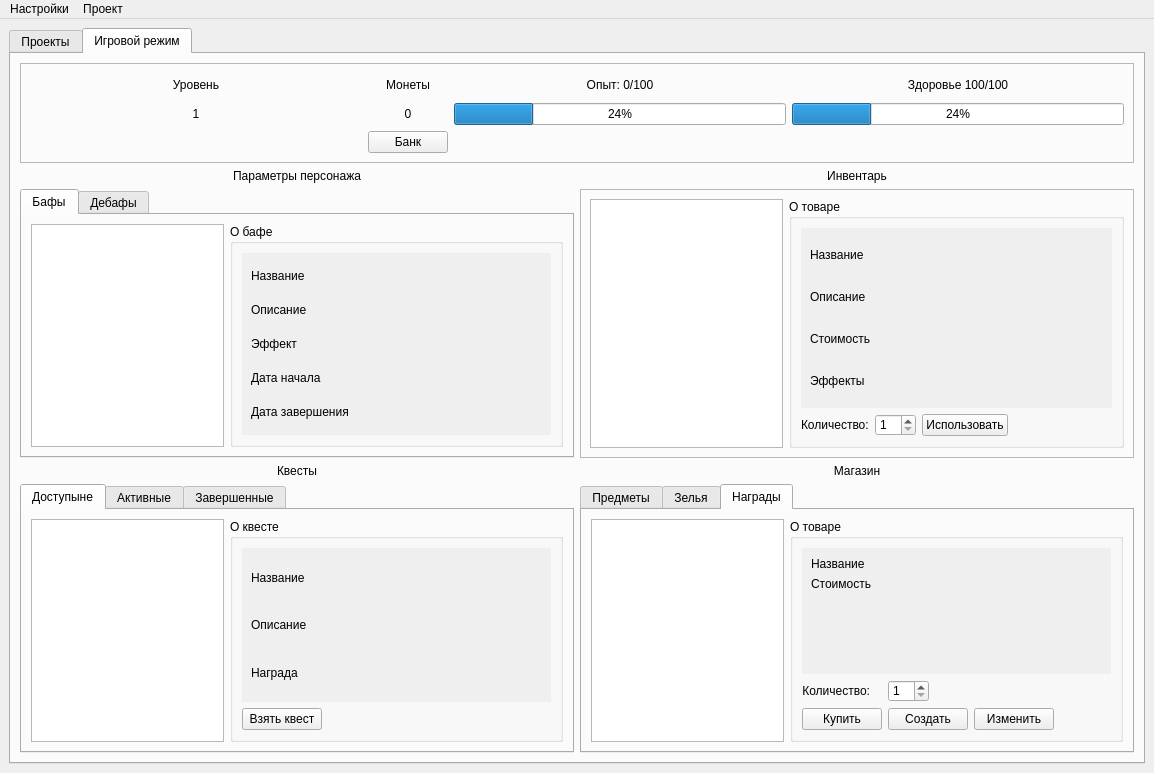
Old version of the form UI template/main_window.ui in the repository nevskyforever/nfprogress.
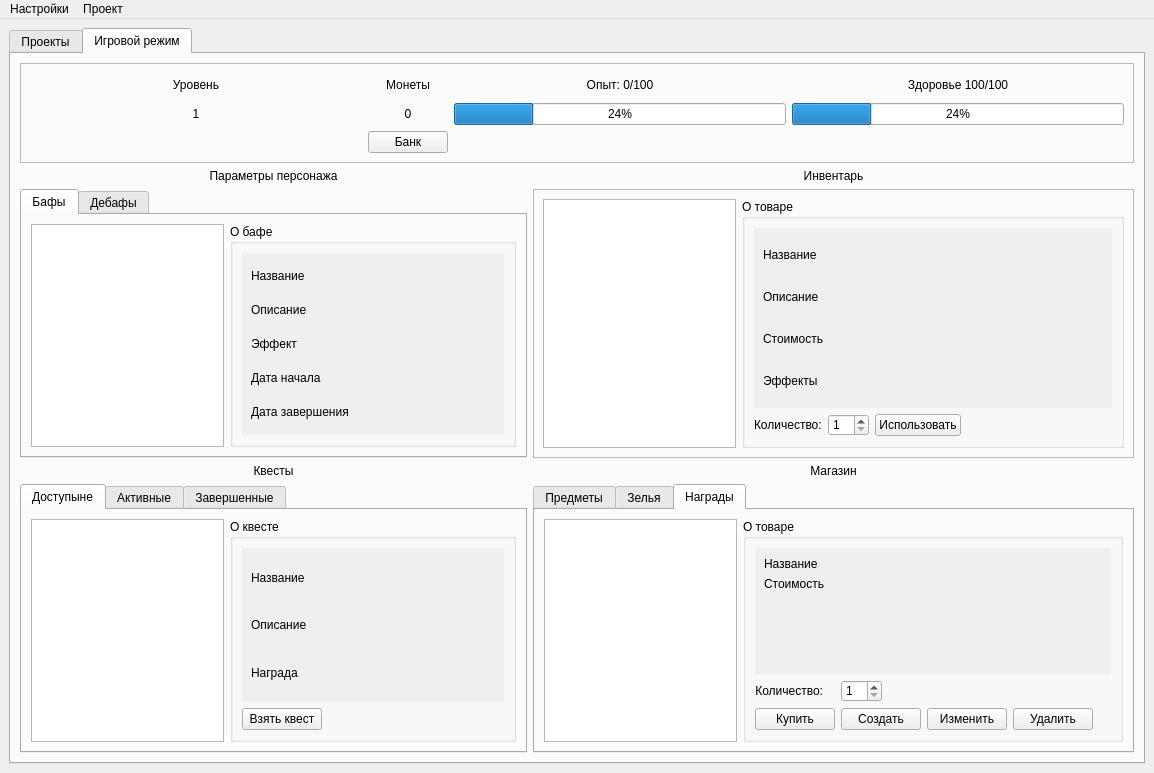
New version of the form. The open tabs and pages were chosen to show the change.

Commit message: Добавлено удаление награды

Diff of the .ui file:
```diff
--- a/UI template/main_window.ui
+++ b/UI template/main_window.ui
@@ -1116,7 +1116,7 @@
                    <rect>
                     <x>0</x>
                     <y>0</y>
-                    <width>320</width>
+                    <width>372</width>
                     <height>110</height>
                    </rect>
                   </property>
@@ -1209,6 +1209,13 @@
                  </property>
                 </widget>
                </item>
+               <item row="3" column="3">
+                <widget class="QPushButton" name="button_for_delete_selected_custom_award">
+                 <property name="text">
+                  <string>Удалить</string>
+                 </property>
+                </widget>
+               </item>
               </layout>
              </widget>
             </item>
@@ -1284,7 +1291,7 @@
                    <rect>
                     <x>0</x>
                     <y>0</y>
-                    <width>216</width>
+                    <width>164</width>
                     <height>139</height>
                    </rect>
                   </property>
@@ -1682,7 +1689,7 @@
                    <rect>
                     <x>0</x>
                     <y>0</y>
-                    <width>216</width>
+                    <width>164</width>
                     <height>159</height>
                    </rect>
                   </property>
@@ -2040,7 +2047,7 @@
                   <rect>
                    <x>0</x>
                    <y>0</y>
-                   <width>324</width>
+                   <width>376</width>
                    <height>150</height>
                   </rect>
                  </property>
```
Left out of the diff: 4 changed lines with no effect on the pictures. The commit also changes 2 other files.
